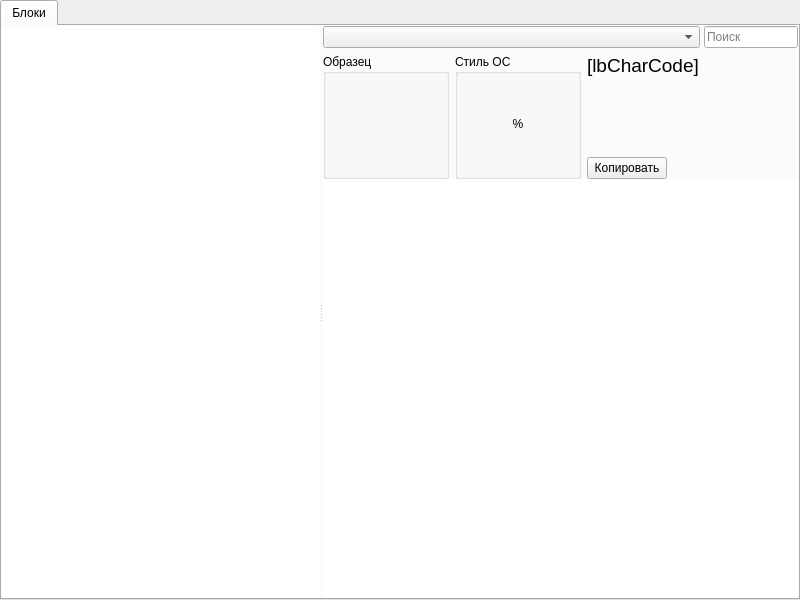
The window that Unicodia/FmMain.ui (Mercury13/unicodia) describes before a commit, drawn with Qt 5.
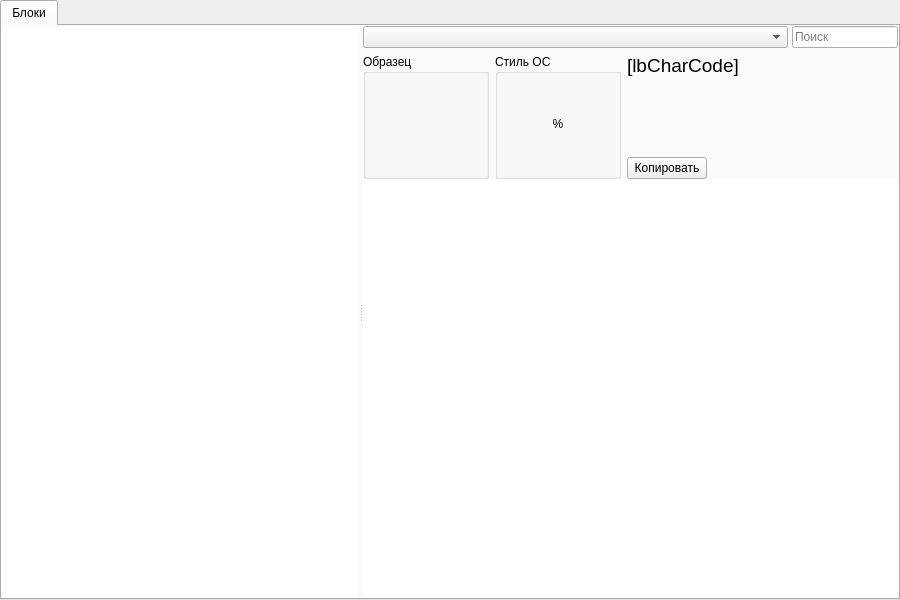
The same window after the commit. Custom widgets are drawn as their Qt base class.

Commit message: Расширил форму

Patch:
```diff
--- a/Unicodia/FmMain.ui
+++ b/Unicodia/FmMain.ui
@@ -6,7 +6,7 @@
    <rect>
     <x>0</x>
     <y>0</y>
-    <width>800</width>
+    <width>900</width>
     <height>600</height>
    </rect>
   </property>
```
Left out of the diff: 2 changed lines with no effect on the pictures. The commit also changes 1 other file.
